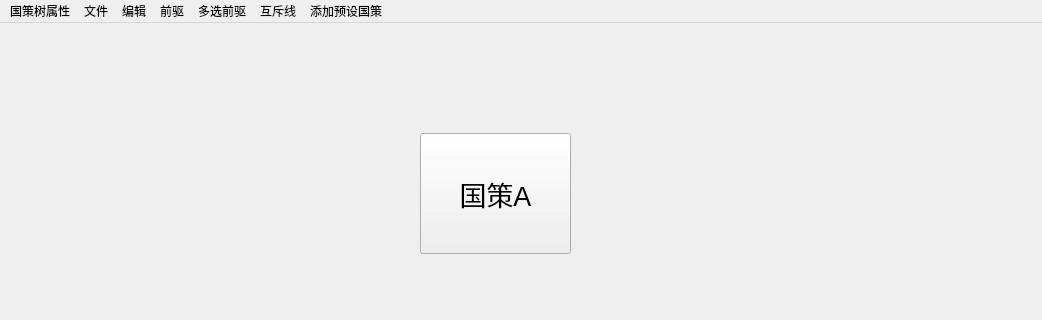
Qt form focustree.ui (somecatw/hoi-mod-maker) before a commit; both pictures show x 0 to 1042 and y 0 to 320 of the 1042 by 674 pixel window.
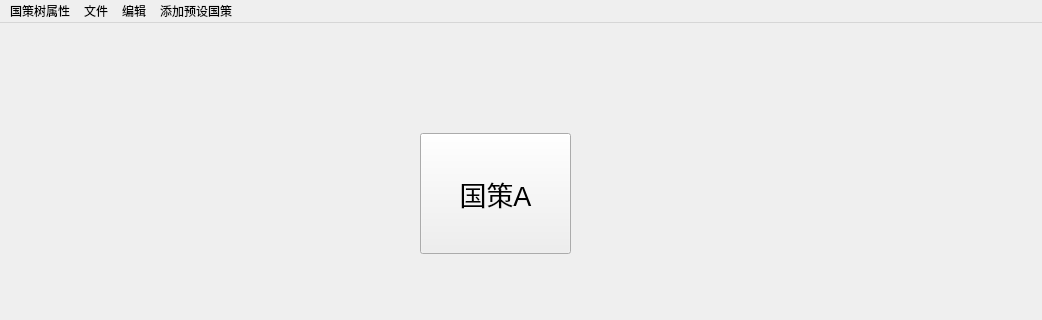
The same form after that commit.

Commit message: 加入互斥国策编辑功能

Diff of the .ui file:
```diff
--- a/focustree.ui
+++ b/focustree.ui
@@ -51,21 +51,6 @@
     <addaction name="actionlocated"/>
     <addaction name="actiondaochu"/>
    </widget>
-   <widget class="QMenu" name="menu_2">
-    <property name="title">
-     <string>互斥线</string>
-    </property>
-   </widget>
-   <widget class="QMenu" name="menu_3">
-    <property name="title">
-     <string>前驱</string>
-    </property>
-   </widget>
-   <widget class="QMenu" name="menu_4">
-    <property name="title">
-     <string>多选前驱</string>
-    </property>
-   </widget>
    <widget class="QMenu" name="menu_5">
     <property name="title">
      <string>添加预设国策</string>
@@ -90,9 +75,6 @@
    <addaction name="menu_6"/>
    <addaction name="menu"/>
    <addaction name="menu_7"/>
-   <addaction name="menu_3"/>
-   <addaction name="menu_4"/>
-   <addaction name="menu_2"/>
    <addaction name="menu_5"/>
   </widget>
   <widget class="QStatusBar" name="statusbar"/>
```
The commit also changes 9 other files.
